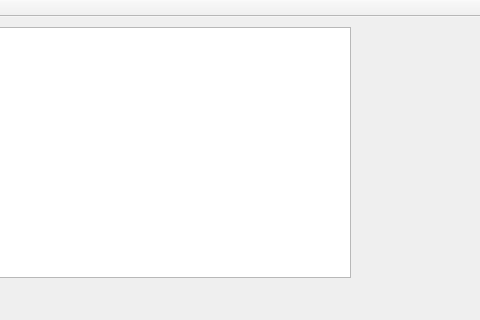
Old version of the form mainwindow.ui in the repository group93492/equipment-reminder; both pictures show x 180 to 660 and y 0 to 320 of the 660 by 407 pixel window.
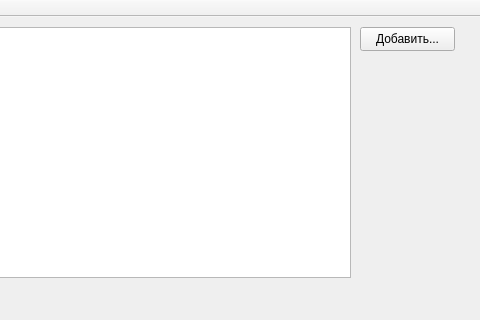
New version of the form.

The edit to the form file:
```diff
--- a/mainwindow.ui
+++ b/mainwindow.ui
@@ -24,6 +24,19 @@
      </rect>
     </property>
    </widget>
+   <widget class="QPushButton" name="pushButton">
+    <property name="geometry">
+     <rect>
+      <x>540</x>
+      <y>10</y>
+      <width>95</width>
+      <height>24</height>
+     </rect>
+    </property>
+    <property name="text">
+     <string>Добавить...</string>
+    </property>
+   </widget>
   </widget>
   <widget class="QMenuBar" name="menuBar">
    <property name="geometry">
```
Left out of the diff: 3 changed lines with no effect on the pictures.
